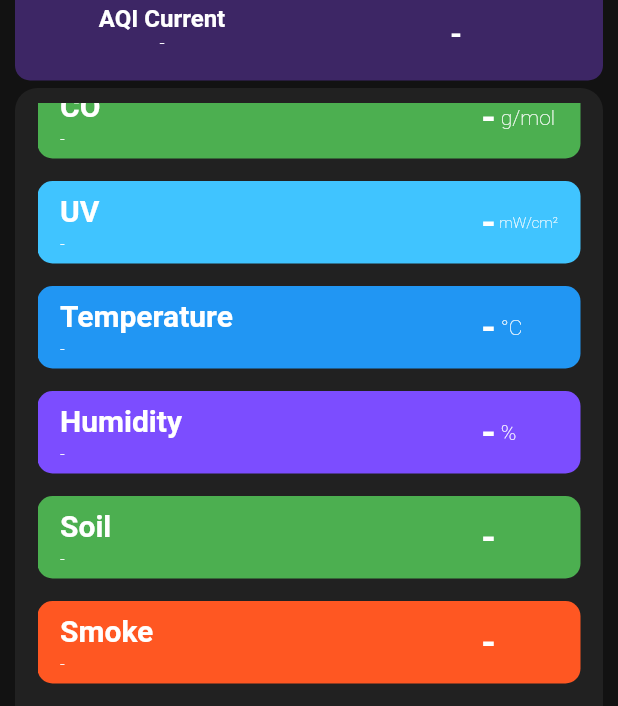
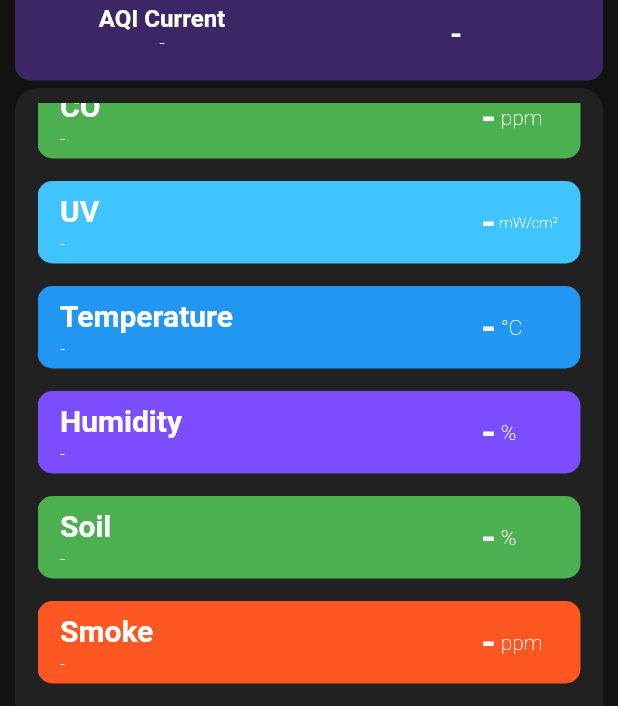
Before and after one commit to mduccc/o2-mobile, a Flutter app: the HomeScreen screen opened directly, scrolled down 250 dp, on a phone screen of 412 x 824 dp. Shown: the part 530-1236 px from the top of the screen. Run offline on Flutter 3.47's test engine with Material 2 defaults, Android fonts, the light colour scheme and no system bars; our stand-ins replace fl_chart, html_unescape, rxdart, socket_io_client, sqflite, toast; accounts and stored records are empty; network calls fail; statements that could not run were skipped.

Commit message:
Update label

```diff
--- a/lib/ui/fragment/AQICurrent.dart
+++ b/lib/ui/fragment/AQICurrent.dart
@@ -8,7 +8,6 @@ import 'package:o2_mobile/models/AirModel.dart';
 class AQICurrent extends StatefulWidget {
   @override
   State<StatefulWidget> createState() {
-    // TODO: implement createState
     return AQICurrentState();
   }
 }
@@ -32,6 +31,7 @@ class AQICurrentState extends State<AQICurrent> {
           Expanded(
               flex: 1,
               child: Column(
+                mainAxisAlignment: MainAxisAlignment.center,
                 children: <Widget>[
                   // Value
                   Expanded(
--- a/lib/ui/fragment/BottomSheet.dart
+++ b/lib/ui/fragment/BottomSheet.dart
@@ -180,7 +180,7 @@ class BottomSheetState extends State<BottomSheet> {
         _airItem('Dust', dustQuality, dust, 'mg/m' + HTML.decode('&#179;'),
             Colors.blueAccent, Colors.white),
         // CO2
-        _airItem('CO', coQuality, co, 'g/mol', Colors.green, Colors.white),
+        _airItem('CO', coQuality, co, 'ppm', Colors.green, Colors.white),
         // UV
         _airItem('UV', uvQuality, uv, 'mW/cm' + HTML.decode('&#178;'),
             Colors.lightBlueAccent, Colors.white),
@@ -191,10 +191,10 @@ class BottomSheetState extends State<BottomSheet> {
         _airItem('Humidity', humidityQuality, humidity, '%',
             Colors.deepPurpleAccent, Colors.white),
         // Humidity
-        _airItem('Soil', soilQuality, soil, '', Colors.green, Colors.white),
+        _airItem('Soil', soilQuality, soil, '%', Colors.green, Colors.white),
         // Humidity
-        _airItem(
-            'Smoke', smokeQuality, smoke, '', Colors.deepOrange, Colors.white)
+        _airItem('Smoke', smokeQuality, smoke, 'ppm', Colors.deepOrange,
+            Colors.white)
       ],
     );
   }
@@ -206,19 +206,19 @@ class BottomSheetState extends State<BottomSheet> {
 
     if (airModel != null) {
       if (airModel.places[0].times[0].datas.rain == '1')
-        rain = 'yes';
+        rain = 'Raining';
       else
-        rain = 'no';
+        rain = 'Not raining';
 
       if (airModel.places[0].times[0].datas.gas == '1')
-        gas = 'yes';
+        gas = 'Gas detected';
       else
-        gas = 'no';
+        gas = 'No gas detected';
 
       if (airModel.places[0].times[0].datas.fire == '1')
-        fire = 'yes';
+        fire = 'Fire detected';
       else
-        fire = 'no';
+        fire = 'No fire detected';
     }
     return Column(
       children: <Widget>[
@@ -245,6 +245,7 @@ class BottomSheetState extends State<BottomSheet> {
             Expanded(
               flex: 1,
               child: Container(
+                padding: EdgeInsets.all(15),
                 margin: EdgeInsets.only(right: 10),
                 decoration: BoxDecoration(
                     borderRadius: BorderRadius.all(Radius.circular(10)),
@@ -253,7 +254,7 @@ class BottomSheetState extends State<BottomSheet> {
                     child: FittedBox(
                   fit: BoxFit.scaleDown,
                   child: Text(
-                    'Rain: ' + rain,
+                    rain,
                     style: TextStyle(
                         color: Colors.white, fontWeight: FontWeight.bold),
                   ),
@@ -263,6 +264,7 @@ class BottomSheetState extends State<BottomSheet> {
             Expanded(
               flex: 1,
               child: Container(
+                padding: EdgeInsets.all(15),
                 margin: EdgeInsets.only(left: 2.5, right: 2.5),
                 decoration: BoxDecoration(
                     borderRadius: BorderRadius.all(Radius.circular(10)),
@@ -271,7 +273,7 @@ class BottomSheetState extends State<BottomSheet> {
                     child: FittedBox(
                   fit: BoxFit.scaleDown,
                   child: Text(
-                    'Gas: ' + gas,
+                    gas,
                     style: TextStyle(
                         color: Colors.white, fontWeight: FontWeight.bold),
                   ),
@@ -281,6 +283,7 @@ class BottomSheetState extends State<BottomSheet> {
             Expanded(
               flex: 1,
               child: Container(
+                padding: EdgeInsets.all(15),
                 margin: EdgeInsets.only(left: 10),
                 decoration: BoxDecoration(
                     borderRadius: BorderRadius.all(Radius.circular(10)),
@@ -289,7 +292,7 @@ class BottomSheetState extends State<BottomSheet> {
                     child: FittedBox(
                   fit: BoxFit.scaleDown,
                   child: Text(
-                    'Fire: ' + fire,
+                    fire,
                     style: TextStyle(
                         color: Colors.white, fontWeight: FontWeight.bold),
                   ),
@@ -346,7 +349,8 @@ class BottomSheetState extends State<BottomSheet> {
                       if (!snapshot.hasError) {
                         if (snapshot.hasData) {
                           AirModel airModel = snapshot.data;
-                          return _bottomSheetContent(airModel);
+                          if (airModel.code == 200)
+                            return _bottomSheetContent(airModel);
                         } else
                           print('No air current data');
                       }
--- a/lib/ui/fragment/Chart.dart
+++ b/lib/ui/fragment/Chart.dart
@@ -194,7 +194,8 @@ class ChartState extends State<ChartFrag> {
         if (!snapshot.hasError) {
           if (snapshot.hasData) {
             AirModel airModel = snapshot.data;
-            if (chartName == ChartModel.aqi) return _buildAQIChart(airModel);
+            if (airModel.code == 200) if (chartName == ChartModel.aqi)
+              return _buildAQIChart(airModel);
           } else
             print('No chart data');
         }
--- a/lib/ui/screen/HomeScreen.dart
+++ b/lib/ui/screen/HomeScreen.dart
@@ -34,7 +34,7 @@ class _MyHomeScreenState extends State<HomeScreen> {
       socketBLoC.onNotify();
       if (socketBLoC.token != null) {
         loginProvider.info(socketBLoC.token).then((_) {
-          if (_ != null) socketBLoC.onDataChange(_.place_id);
+          if (_ != null && _.code == 200) socketBLoC.onDataChange(_.place_id);
         });
       }
     });
```
